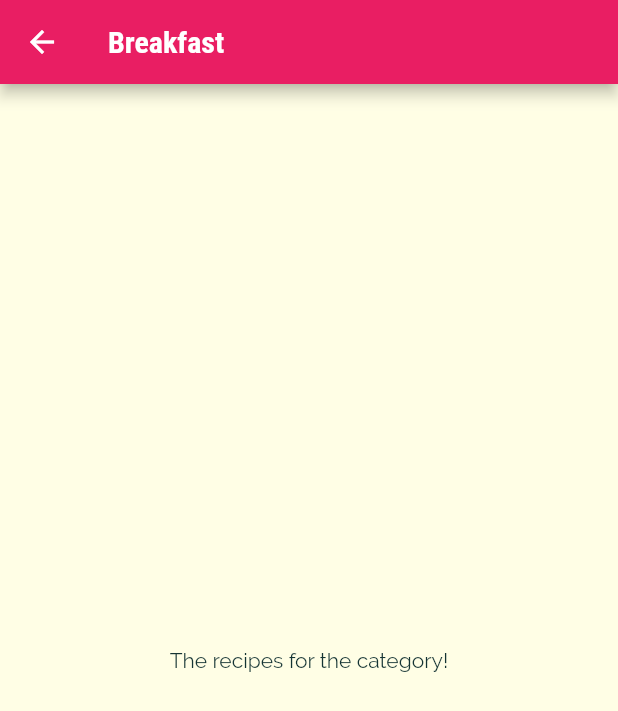
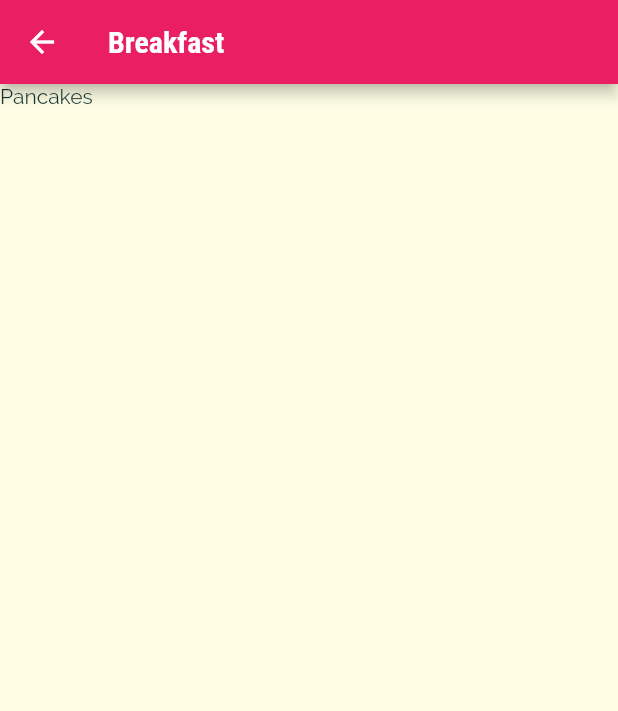
Before and after one commit to mauvecrow/meals_app, a Flutter app: the screen it shows after launch, after a tap on "Breakfast", on a phone screen of 412 x 824 dp. Shown: the top 711 px of the screen. Run offline on Flutter 3.47's test engine with Material 2 defaults, Android fonts, the phone set to English and light mode, and no system bars.

Commit message:
updated meals screen to display corresponding meals based on dummy data's category values

```diff
--- a/lib/category_meals_screen.dart
+++ b/lib/category_meals_screen.dart
@@ -1,4 +1,6 @@
 import 'package:flutter/material.dart';
+
+import './dummy_data.dart';
 
 class CategoryMealsScreen extends StatelessWidget {
   static const routeName = '/category-meals';
@@ -10,16 +12,19 @@ class CategoryMealsScreen extends StatelessWidget {
         ModalRoute.of(context)?.settings.arguments as Map<String, String>;
     final categoryId = routeArgs['id'];
     final categoryTitle = routeArgs['title'] as String;
+    final categoryMeals = DUMMY_MEALS
+        .where((meal) => meal.categories.contains(categoryId))
+        .toList();
 
     return Scaffold(
-      appBar: AppBar(
-        title: Text(categoryTitle),
-      ),
-      body: const Center(
-        child: Text(
-          'The recipes for the category!',
+        appBar: AppBar(
+          title: Text(categoryTitle),
         ),
-      ),
-    );
+        body: ListView.builder(
+          itemBuilder: (ctx, index) {
+            return Text(categoryMeals[index].title);
+          },
+          itemCount: categoryMeals.length,
+        ));
   }
 }
```
